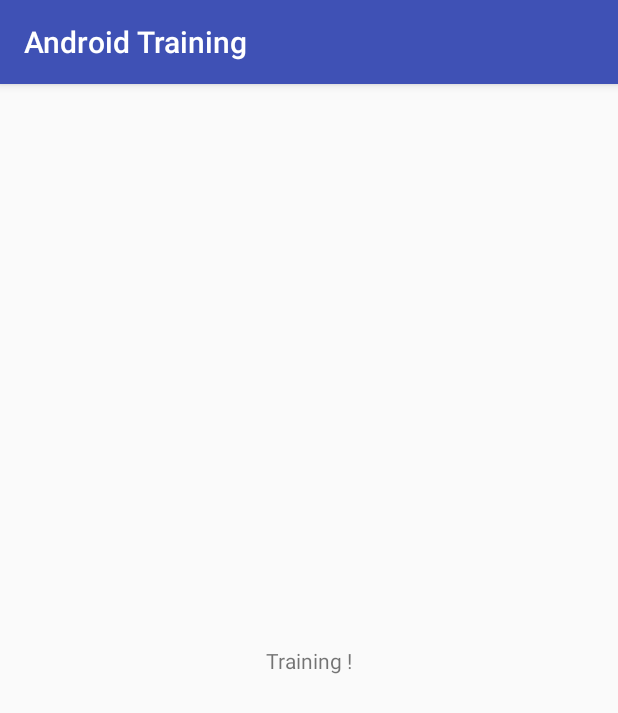
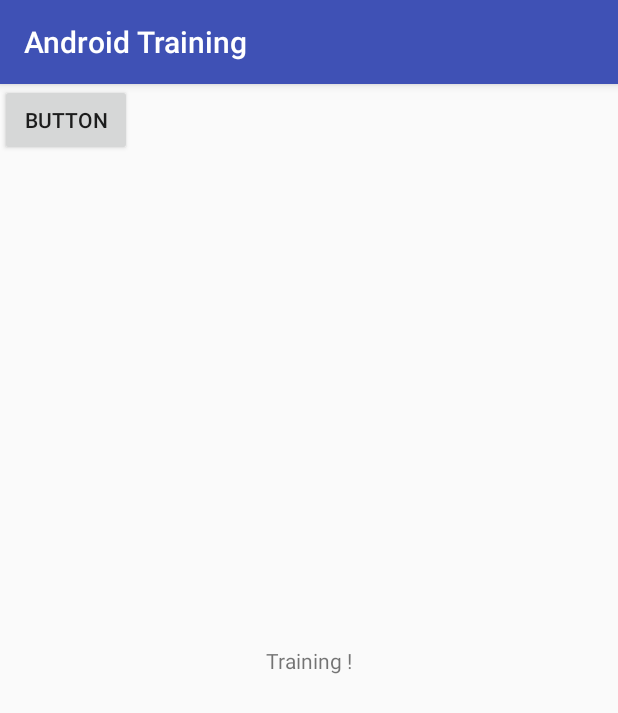
Before and after one commit to dangmanhcuong/AndroidTraining, an Android app: the screen it shows after launch (MainActivity), on a phone screen of 412 x 824 dp. Shown: the top 713 px of the screen. Run offline under Robolectric (Android 15) with nearby library versions, the phone set to English and light mode, and no system bars.

```diff
--- a/app/src/main/java/com/sdmcsoftware/androidtraining/MainActivity.java
+++ b/app/src/main/java/com/sdmcsoftware/androidtraining/MainActivity.java
@@ -2,12 +2,31 @@ package com.sdmcsoftware.androidtraining;
 
 import android.support.v7.app.AppCompatActivity;
 import android.os.Bundle;
+import android.view.View;
+import android.widget.Button;
+import android.widget.Toast;
 
 public class MainActivity extends AppCompatActivity {
-
+    private Button button;
+    private View.OnClickListener clickListenner = new View.OnClickListener() {
+        @Override
+        public void onClick(View view) {
+           switch (view.getId()){
+               case R.id.btid:
+                   Toast.makeText(MainActivity.this,"click button",Toast.LENGTH_LONG).show();
+               break;
+               default: break;
+           }
+        }
+    };
     @Override
     protected void onCreate(Bundle savedInstanceState) {
         super.onCreate(savedInstanceState);
         setContentView(R.layout.activity_main);
+        button = (Button) findViewById(R.id.btid);
+        button.setOnClickListener(clickListenner);
+
     }
+
+
 }
--- a/app/src/main/res/layout/activity_main.xml
+++ b/app/src/main/res/layout/activity_main.xml
@@ -14,5 +14,11 @@
         app:layout_constraintLeft_toLeftOf="parent"
         app:layout_constraintRight_toRightOf="parent"
         app:layout_constraintTop_toTopOf="parent" />
+    <Button
+        android:id="@+id/btid"
+        android:layout_width="wrap_content"
+        android:layout_height="wrap_content"
+        android:text="Button"
+        android:onClick="clickButton"/>
 
 </android.support.constraint.ConstraintLayout>
```
